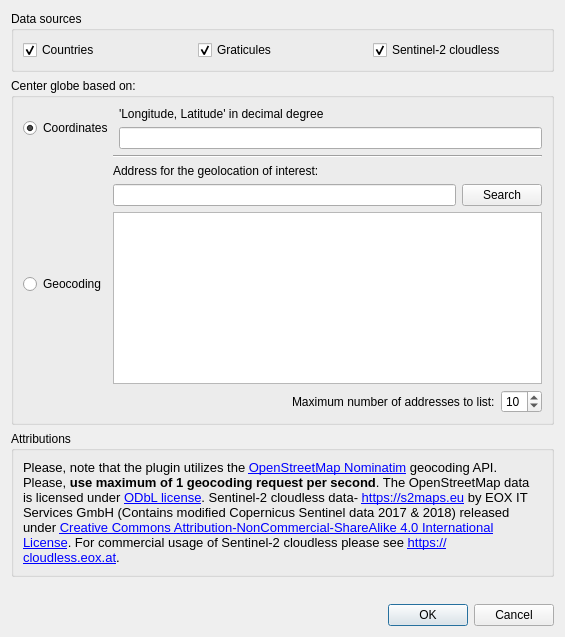
Old version of the form globe_builder_dialog_base.ui in the repository GispoCoding/GlobeBuilder.
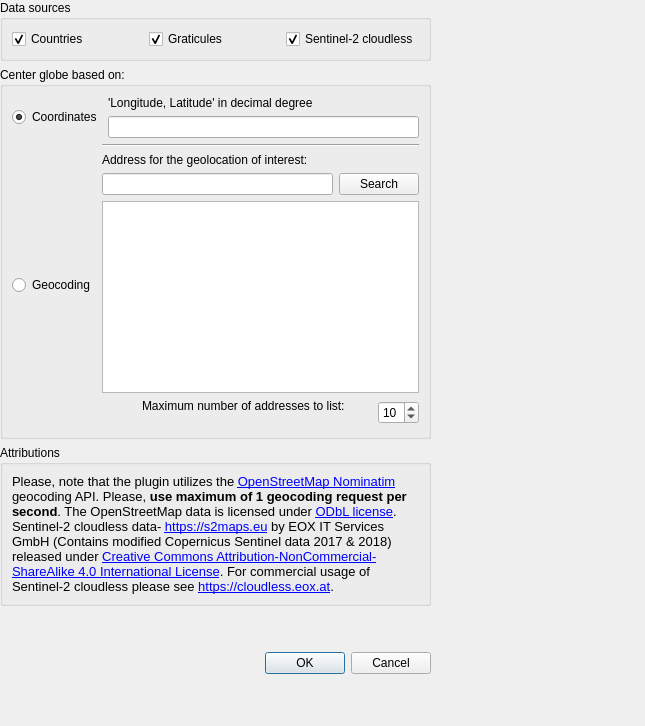
New version of the form. Icons and pictures are not drawn.

```diff
--- a/globe_builder_dialog_base.ui
+++ b/globe_builder_dialog_base.ui
@@ -6,15 +6,14 @@
    <rect>
     <x>0</x>
     <y>0</y>
-    <width>565</width>
-    <height>637</height>
+          <width>645</width>
+          <height>726</height>
    </rect>
   </property>
   <property name="windowTitle">
    <string>Globe Builder</string>
   </property>
-  <layout class="QVBoxLayout" name="verticalLayout_3">
-   <item>
+     <widget class="QWidget" name="">
     <layout class="QVBoxLayout" name="verticalLayoutMain" stretch="0,0,0,0">
      <property name="sizeConstraint">
       <enum>QLayout::SetNoConstraint</enum>
@@ -160,7 +159,8 @@
                    </sizepolicy>
                   </property>
                   <property name="text">
-                   <string>Maximum number of addresses to list:</string>
+                                                                     <string>Maximum number of addresses to list:
+                                                                     </string>
                   </property>
                  </widget>
                 </item>
@@ -209,7 +209,29 @@
         <item>
          <widget class="QLabel" name="label_5">
           <property name="text">
-           <string>&lt;html&gt;&lt;head/&gt;&lt;body&gt;&lt;p&gt;&lt;span style=&quot; font-size:10pt;&quot;&gt;Please, note that the plugin utilizes the &lt;/span&gt;&lt;a href=&quot;https://wiki.openstreetmap.org/wiki/Nominatim&quot;&gt;&lt;span style=&quot; font-size:10pt; text-decoration: underline; color:#0000ff;&quot;&gt;OpenStreetMap Nominatim&lt;/span&gt;&lt;/a&gt;&lt;span style=&quot; font-size:10pt;&quot;&gt; geocoding API. Please, &lt;/span&gt;&lt;span style=&quot; font-size:10pt; font-weight:600;&quot;&gt;use maximum of 1 geocoding request per second&lt;/span&gt;&lt;span style=&quot; font-size:10pt;&quot;&gt;. The OpenStreetMap data is licensed under &lt;/span&gt;&lt;a href=&quot;https://opendatacommons.org/licenses/odbl/&quot;&gt;&lt;span style=&quot; font-size:10pt; text-decoration: underline; color:#0000ff;&quot;&gt;ODbL license&lt;/span&gt;&lt;/a&gt;&lt;span style=&quot; font-size:10pt;&quot;&gt;. Sentinel-2 cloudless data- &lt;/span&gt;&lt;a href=&quot;https://s2maps.eu/&quot;&gt;&lt;span style=&quot; font-size:10pt; text-decoration: underline; color:#0000ff;&quot;&gt;https://s2maps.eu&lt;/span&gt;&lt;/a&gt;&lt;span style=&quot; font-size:10pt;&quot;&gt; by EOX IT Services GmbH (Contains modified Copernicus Sentinel data 2017 &amp;amp; 2018) released under &lt;/span&gt;&lt;a href=&quot;https://creativecommons.org/licenses/by-nc-sa/4.0/&quot;&gt;&lt;span style=&quot; font-size:10pt; text-decoration: underline; color:#0000ff;&quot;&gt;Creative Commons Attribution-NonCommercial-ShareAlike 4.0 International License&lt;/span&gt;&lt;/a&gt;&lt;span style=&quot; font-size:10pt;&quot;&gt;. For commercial usage of Sentinel-2 cloudless please see &lt;/span&gt;&lt;a href=&quot;https://cloudless.eox.at&quot;&gt;&lt;span style=&quot; font-size:10pt; text-decoration: underline; color:#0000ff;&quot;&gt;https://cloudless.eox.at&lt;/span&gt;&lt;/a&gt;&lt;span style=&quot; font-size:10pt;&quot;&gt;.&lt;/span&gt;&lt;/p&gt;&lt;/body&gt;&lt;/html&gt;</string>
+                                     <string>&lt;html&gt;&lt;head/&gt;&lt;body&gt;&lt;p&gt;&lt;span style=&quot;
+                                         font-size:10pt;&quot;&gt;Please, note that the plugin utilizes the &lt;/span&gt;&lt;a
+                                         href=&quot;https://wiki.openstreetmap.org/wiki/Nominatim&quot;&gt;&lt;span
+                                         style=&quot; font-size:10pt; text-decoration: underline; color:#0000ff;&quot;&gt;OpenStreetMap
+                                         Nominatim&lt;/span&gt;&lt;/a&gt;&lt;span style=&quot; font-size:10pt;&quot;&gt;
+                                         geocoding API. Please, &lt;/span&gt;&lt;span style=&quot; font-size:10pt;
+                                         font-weight:600;&quot;&gt;use maximum of 1 geocoding request per second&lt;/span&gt;&lt;span
+                                         style=&quot; font-size:10pt;&quot;&gt;. The OpenStreetMap data is licensed
+                                         under &lt;/span&gt;&lt;a href=&quot;https://opendatacommons.org/licenses/odbl/&quot;&gt;&lt;span
+                                         style=&quot; font-size:10pt; text-decoration: underline; color:#0000ff;&quot;&gt;ODbL
+                                         license&lt;/span&gt;&lt;/a&gt;&lt;span style=&quot; font-size:10pt;&quot;&gt;.
+                                         Sentinel-2 cloudless data- &lt;/span&gt;&lt;a href=&quot;https://s2maps.eu/&quot;&gt;&lt;span
+                                         style=&quot; font-size:10pt; text-decoration: underline; color:#0000ff;&quot;&gt;https://s2maps.eu&lt;/span&gt;&lt;/a&gt;&lt;span
+                                         style=&quot; font-size:10pt;&quot;&gt; by EOX IT Services GmbH (Contains
+                                         modified Copernicus Sentinel data 2017 &amp;amp; 2018) released under &lt;/span&gt;&lt;a
+                                         href=&quot;https://creativecommons.org/licenses/by-nc-sa/4.0/&quot;&gt;&lt;span
+                                         style=&quot; font-size:10pt; text-decoration: underline; color:#0000ff;&quot;&gt;Creative
+                                         Commons Attribution-NonCommercial-ShareAlike 4.0 International License&lt;/span&gt;&lt;/a&gt;&lt;span
+                                         style=&quot; font-size:10pt;&quot;&gt;. For commercial usage of Sentinel-2
+                                         cloudless please see &lt;/span&gt;&lt;a href=&quot;https://cloudless.eox.at&quot;&gt;&lt;span
+                                         style=&quot; font-size:10pt; text-decoration: underline; color:#0000ff;&quot;&gt;https://cloudless.eox.at&lt;/span&gt;&lt;/a&gt;&lt;span
+                                         style=&quot; font-size:10pt;&quot;&gt;.&lt;/span&gt;&lt;/p&gt;&lt;/body&gt;&lt;/html&gt;
+                                     </string>
           </property>
           <property name="wordWrap">
            <bool>true</bool>
@@ -288,8 +310,7 @@
       </layout>
      </item>
     </layout>
-   </item>
-  </layout>
+     </widget>
  </widget>
  <resources>
   <include location="resources.qrc"/>
```
Left out of the diff: 6 changed lines with no effect on the pictures. Lines whose indentation alone changed are shown as unchanged.
